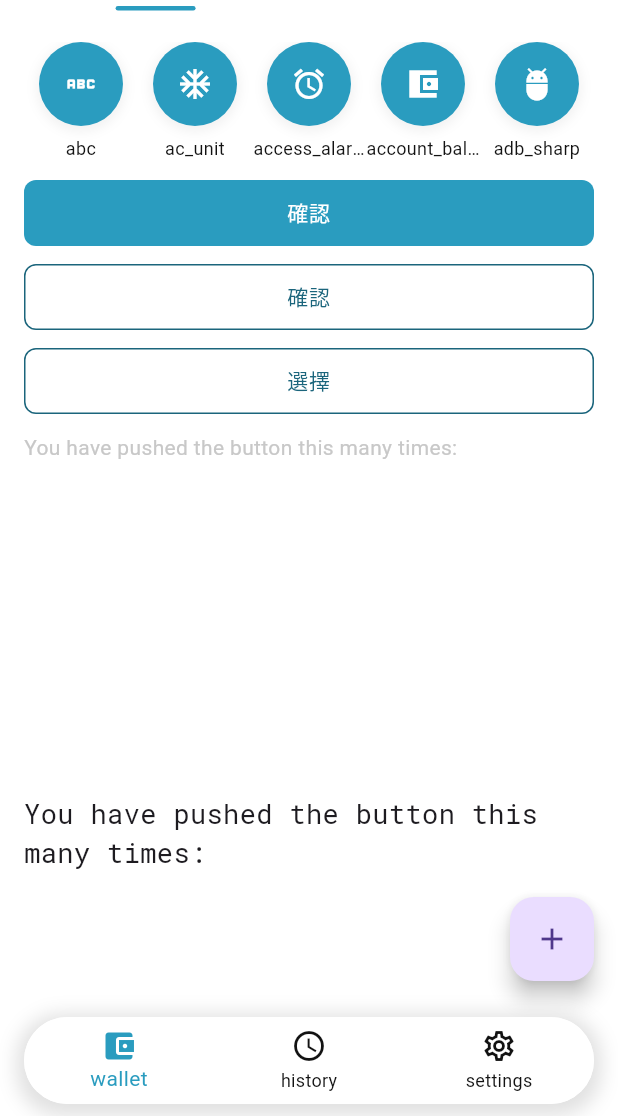
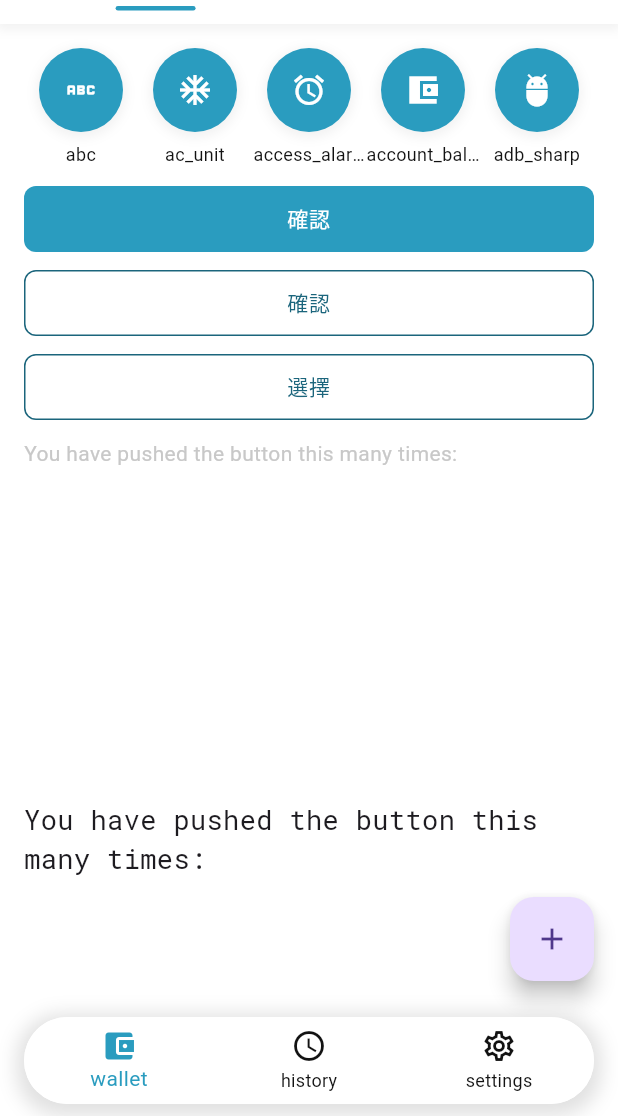
Before and after one commit to jun870805/blockchain_wallet, a Flutter app: the screen it shows after launch, on a phone screen of 412 x 824 dp, the part 120-1236 px from its top. Run offline on Flutter 3.47's test engine with Material 2 defaults, Android fonts, the phone set to English and light mode, and no system bars; drawn by our look-alikes of auto_size_text; our stand-ins replace flutter_riverpod, flutter_spinkit, shared_preferences; Roboto replaces fonts that are missing (MicrosoftJhengHei).

Commit message:
更新樣式

```diff
--- a/lib/features/wallet/presentation/screens/wallet_page.dart
+++ b/lib/features/wallet/presentation/screens/wallet_page.dart
@@ -95,10 +95,9 @@ class _WalletPageState extends State<WalletPage> {
   }
 
   Widget _buildBody(BuildContext context) {
-    return Padding(
-      padding: const EdgeInsets.only(top: 8.0),
-      child: BWListView(
+    return BWListView(
       children: <Widget>[
+        const SizedBox(height: 16),
         _buildOptions(context),
         const SizedBox(height: 12),
         BWPrimaryButton(
@@ -157,7 +156,6 @@ class _WalletPageState extends State<WalletPage> {
           ),
         ),
       ],
-      ),
     );
   }
 
--- a/lib/shared/components/bar/tab_bar.dart
+++ b/lib/shared/components/bar/tab_bar.dart
@@ -2,7 +2,7 @@ import 'package:blockchain_wallet/shared/styles/styles.dart';
 import 'package:flutter/material.dart';
 import '../../../core/models/models.dart';
 
-const double _kTabHeight = 32.0;
+const double _kTabHeight = 40.0;
 
 const double _kTabButtonIconSize = 16.0;
 
@@ -32,6 +32,12 @@ Color _getDividerColor(BuildContext context) {
   BWThemeData themeData = Theme.of(context).extension<BWThemeData>()!;
 
   return themeData.color.primary;
+}
+
+List<BoxShadow> _getTabBarRowShadow(BuildContext context) {
+  BWThemeData themeData = Theme.of(context).extension<BWThemeData>()!;
+
+  return themeData.shadow.extraLight;
 }
 
 TextStyle _getTabButtonTitleTextStyle(BuildContext context, bool isSelected) {
@@ -176,8 +182,11 @@ class _BWTabBarState extends State<BWTabBar>
     return Container(
       height: _kTabHeight,
       width: double.infinity,
-      color: _getBackgroundColor(context),
       alignment: Alignment.topLeft,
+      decoration: BoxDecoration(
+        color: _getBackgroundColor(context),
+        boxShadow: _getTabBarRowShadow(context),
+      ),
       child: Row(
         mainAxisAlignment: MainAxisAlignment.spaceAround,
         crossAxisAlignment: CrossAxisAlignment.center,
@@ -203,7 +212,6 @@ class _BWTabBarState extends State<BWTabBar>
     List<Widget> children = [];
 
     children.add(_buildTabBarRow(context));
-    children.add(const SizedBox(height: 12));
     children.add(_buildTabBarView(context));
 
     return Column(
```
Lines whose indentation alone changed are shown as unchanged.
